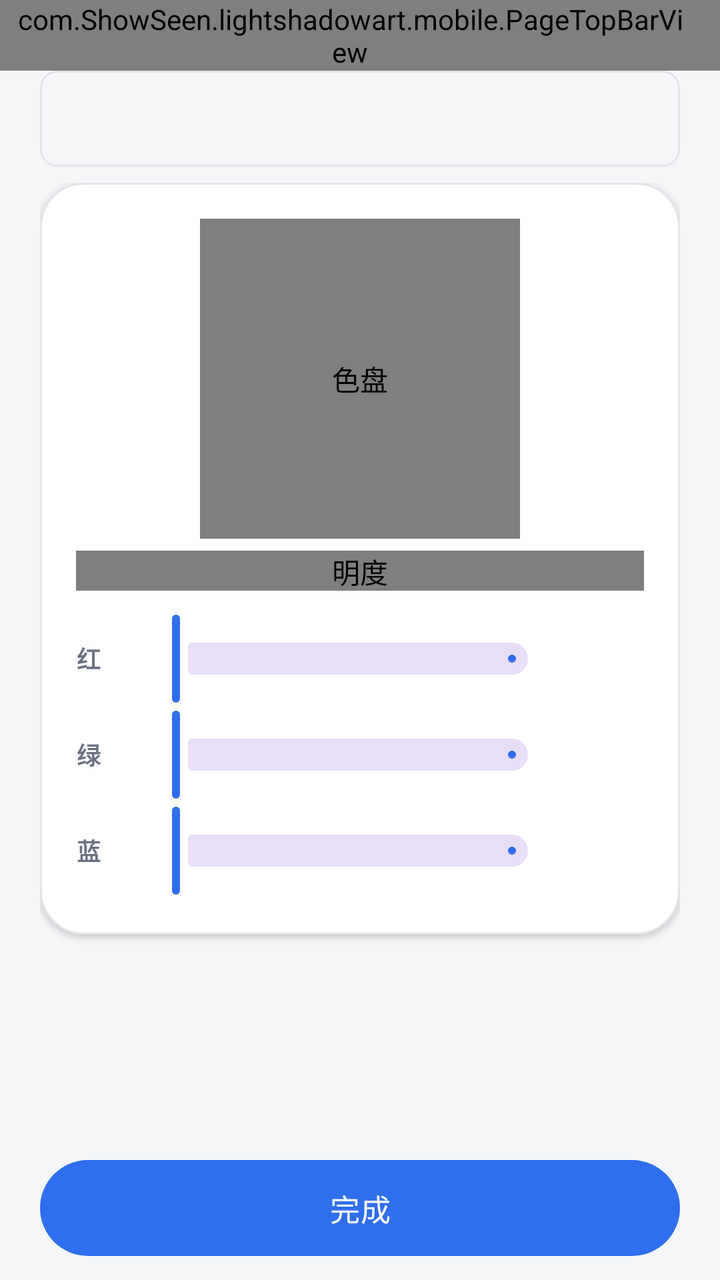
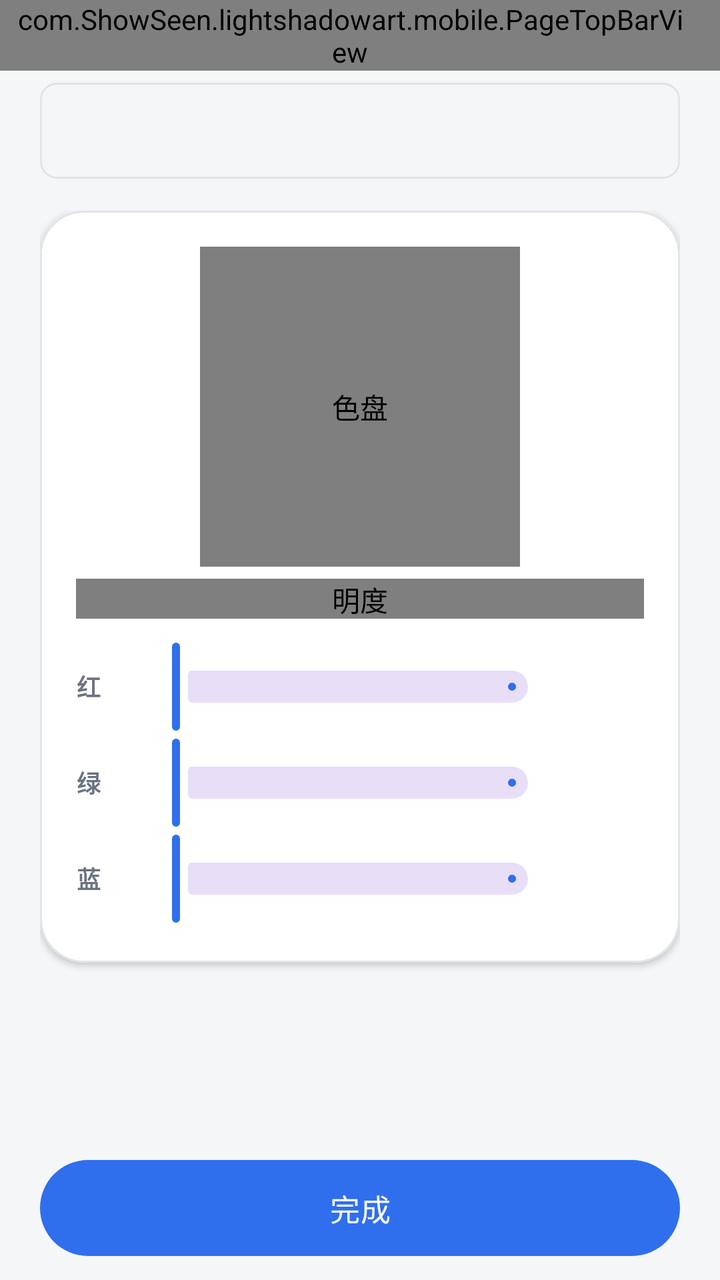

The first picture is an Android layout as it rendered before a commit; the second is the same layout after the commit. The layout source and the unified diff follow.
<!-- AndroidManifest.xml: application theme Theme.LightShadowArtPhone -->
<!-- res/layout/activity_line_color.xml -->
<?xml version="1.0" encoding="utf-8"?>
<LinearLayout xmlns:android="http://schemas.android.com/apk/res/android"
    xmlns:app="http://schemas.android.com/apk/res-auto"
    android:layout_width="match_parent"
    android:layout_height="match_parent"
    android:background="@color/app_bg"
    android:orientation="vertical">

    <com.ShowSeen.lightshadowart.mobile.PageTopBarView
        android:id="@+id/color_top_bar"
        android:layout_width="match_parent"
        android:layout_height="wrap_content"
        android:paddingStart="8dp"
        android:paddingEnd="@dimen/card_padding" />

    
    <View
        android:id="@+id/view_color_preview"
        android:layout_width="match_parent"
        android:layout_height="48dp"
        android:layout_marginStart="@dimen/page_horizontal_padding"
        android:layout_marginEnd="@dimen/page_horizontal_padding"
        android:background="@drawable/bg_media_placeholder"
        android:contentDescription="@string/color_preview_desc" />

    <ScrollView
        android:layout_width="match_parent"
        android:layout_height="0dp"
        android:layout_weight="1"
        android:clipToPadding="false"
        android:fillViewport="true">

        <LinearLayout
            android:layout_width="match_parent"
            android:layout_height="wrap_content"
            android:orientation="vertical"
            android:paddingStart="@dimen/page_horizontal_padding"
            android:paddingTop="8dp"
            android:paddingEnd="@dimen/page_horizontal_padding"
            android:paddingBottom="8dp">

            <com.google.android.material.card.MaterialCardView
                style="@style/SurfaceCard"
                android:layout_width="match_parent"
                android:layout_height="wrap_content">

                <LinearLayout
                    android:layout_width="match_parent"
                    android:layout_height="wrap_content"
                    android:orientation="vertical"
                    android:padding="@dimen/card_padding">

                    <com.ShowSeen.lightshadowart.mobile.ColorWheelView
                        android:id="@+id/view_color_wheel"
                        android:layout_width="160dp"
                        android:layout_height="160dp"
                        android:layout_gravity="center_horizontal"
                        android:contentDescription="@string/color_wheel" />

                    <com.ShowSeen.lightshadowart.mobile.ValueBarView
                        android:id="@+id/view_color_brightness"
                        android:layout_width="match_parent"
                        android:layout_height="20dp"
                        android:layout_marginTop="6dp"
                        android:contentDescription="@string/color_brightness" />

                    
                    <LinearLayout
                        android:layout_width="match_parent"
                        android:layout_height="wrap_content"
                        android:layout_marginTop="@dimen/item_gap"
                        android:gravity="center_vertical"
                        android:minHeight="40dp"
                        android:orientation="horizontal">

                        <TextView
                            style="@style/Text.Label"
                            android:layout_width="28dp"
                            android:layout_height="wrap_content"
                            android:text="@string/color_red" />

                        <com.google.android.material.slider.Slider
                            android:id="@+id/slider_color_red"
                            android:layout_width="0dp"
                            android:layout_height="wrap_content"
                            android:layout_weight="1"
                            android:stepSize="1"
                            android:valueFrom="0"
                            android:valueTo="255"
                            app:tickVisible="false" />

                        <TextView
                            android:id="@+id/tv_color_red"
                            style="@style/Text.Hint"
                            android:layout_width="44dp"
                            android:layout_height="wrap_content"
                            android:gravity="end" />
                    </LinearLayout>

                    <LinearLayout
                        android:layout_width="match_parent"
                        android:layout_height="wrap_content"
                        android:gravity="center_vertical"
                        android:minHeight="40dp"
                        android:orientation="horizontal">

                        <TextView
                            style="@style/Text.Label"
                            android:layout_width="28dp"
                            android:layout_height="wrap_content"
                            android:text="@string/color_green" />

                        <com.google.android.material.slider.Slider
                            android:id="@+id/slider_color_green"
                            android:layout_width="0dp"
                            android:layout_height="wrap_content"
                            android:layout_weight="1"
                            android:stepSize="1"
                            android:valueFrom="0"
                            android:valueTo="255"
                            app:tickVisible="false" />

                        <TextView
                            android:id="@+id/tv_color_green"
                            style="@style/Text.Hint"
                            android:layout_width="44dp"
                            android:layout_height="wrap_content"
                            android:gravity="end" />
                    </LinearLayout>

                    <LinearLayout
                        android:layout_width="match_parent"
                        android:layout_height="wrap_content"
                        android:gravity="center_vertical"
                        android:minHeight="40dp"
                        android:orientation="horizontal">

                        <TextView
                            style="@style/Text.Label"
                            android:layout_width="28dp"
                            android:layout_height="wrap_content"
                            android:text="@string/color_blue" />

                        <com.google.android.material.slider.Slider
                            android:id="@+id/slider_color_blue"
                            android:layout_width="0dp"
                            android:layout_height="wrap_content"
                            android:layout_weight="1"
                            android:stepSize="1"
                            android:valueFrom="0"
                            android:valueTo="255"
                            app:tickVisible="false" />

                        <TextView
                            android:id="@+id/tv_color_blue"
                            style="@style/Text.Hint"
                            android:layout_width="44dp"
                            android:layout_height="wrap_content"
                            android:gravity="end" />
                    </LinearLayout>
                </LinearLayout>
            </com.google.android.material.card.MaterialCardView>

            <com.google.android.material.card.MaterialCardView
                android:id="@+id/card_color_recent"
                style="@style/SurfaceCard"
                android:layout_width="match_parent"
                android:layout_height="wrap_content"
                android:layout_marginTop="8dp"
                android:visibility="gone">

                <LinearLayout
                    android:layout_width="match_parent"
                    android:layout_height="wrap_content"
                    android:orientation="vertical"
                    android:padding="@dimen/card_padding">

                    <TextView
                        style="@style/Text.Label"
                        android:layout_width="match_parent"
                        android:layout_height="wrap_content"
                        android:text="@string/color_recent" />

                    <LinearLayout
                        android:id="@+id/container_color_recent"
                        android:layout_width="match_parent"
                        android:layout_height="wrap_content"
                        android:layout_marginTop="6dp"
                        android:orientation="horizontal" />
                </LinearLayout>
            </com.google.android.material.card.MaterialCardView>
        </LinearLayout>
    </ScrollView>

    <com.google.android.material.button.MaterialButton
        android:id="@+id/btn_color_done"
        style="@style/PillButton"
        android:layout_width="match_parent"
        android:layout_height="wrap_content"
        android:layout_marginStart="@dimen/page_horizontal_padding"
        android:layout_marginTop="8dp"
        android:layout_marginEnd="@dimen/page_horizontal_padding"
        android:layout_marginBottom="12dp"
        android:text="@string/color_done" />
</LinearLayout>
<!-- resources referenced by this layout -->
<resources>
  <color name="app_bg">#F5F6F8</color>
  <dimen name="card_padding">18dp</dimen>
  <dimen name="item_gap">10dp</dimen>
  <dimen name="page_horizontal_padding">20dp</dimen>
  <!-- drawable bg_media_placeholder (drawable) -->
  <?xml version="1.0" encoding="utf-8"?>
  <shape xmlns:android="http://schemas.android.com/apk/res/android"
      android:shape="rectangle">
      <solid android:color="@color/card_tint" />
      <stroke
          android:width="@dimen/divider_width"
          android:color="@color/divider_stroke" />
      <corners android:radius="@dimen/corner_image" />
  </shape>
  <string name="color_blue">蓝</string>
  <string name="color_brightness">明度</string>
  <string name="color_done">完成</string>
  <string name="color_green">绿</string>
  <string name="color_preview_desc">颜色预览</string>
  <string name="color_recent">最近使用</string>
  <string name="color_red">红</string>
  <string name="color_wheel">色盘</string>
  <style name="PillButton" parent="Widget.Material3.Button">
          <item name="android:minHeight">@dimen/touch_min_height</item>
          <item name="android:insetTop">0dp</item>
          <item name="android:insetBottom">0dp</item>
          <item name="android:textSize">@dimen/text_button</item>
          <item name="android:textAllCaps">false</item>
          <item name="android:letterSpacing">0.01</item>
          <item name="cornerRadius">@dimen/corner_pill</item>
          <item name="backgroundTint">@color/btn_pill_tint</item>
          <item name="android:textColor">@color/btn_pill_label</item>
      </style>
  <style name="SurfaceCard" parent="Widget.Material3.CardView.Elevated">
          <item name="cardBackgroundColor">@color/card_bg</item>
          <item name="cardCornerRadius">@dimen/corner_large</item>
          <item name="cardElevation">@dimen/card_elevation</item>
          <item name="strokeColor">@color/divider_stroke</item>
          <item name="strokeWidth">@dimen/divider_width</item>
      </style>
  <style name="Text.Hint" parent="">
          <item name="android:textColor">@color/text_secondary</item>
          <item name="android:textSize">@dimen/text_hint</item>
      </style>
  <style name="Text.Label" parent="">
          <item name="android:textColor">@color/text_secondary</item>
          <item name="android:textSize">@dimen/text_label</item>
          <item name="android:textStyle">bold</item>
          <item name="android:letterSpacing">0.06</item>
      </style>
  <color name="card_tint">#F5F6F8</color>
  <dimen name="divider_width">1dp</dimen>
  <color name="divider_stroke">#E2E4E8</color>
  <dimen name="corner_image">8dp</dimen>
  <dimen name="touch_min_height">48dp</dimen>
  <dimen name="text_button">15sp</dimen>
  <dimen name="corner_pill">28dp</dimen>
  <color name="card_bg">#FFFFFF</color>
  <dimen name="corner_large">22dp</dimen>
  <dimen name="card_elevation">2dp</dimen>
  <color name="text_secondary">#6B7280</color>
  <dimen name="text_hint">13sp</dimen>
  <dimen name="text_label">12sp</dimen>
  <color name="primary_blue">#2F6FED</color>
  <color name="on_primary">#FFFFFF</color>
  <color name="primary_soft">#E9EFFD</color>
  <color name="text_primary">#1A1C1E</color>
  <color name="status_destructive">#C0392B</color>
  <!-- unchanged entries left out for length: 1 -->
</resources>

<!-- the commit's change to res/layout/activity_line_color.xml (unified diff, before → after) -->
@@ -19,7 +19,9 @@
         android:layout_width="match_parent"
         android:layout_height="48dp"
         android:layout_marginStart="@dimen/page_horizontal_padding"
+        android:layout_marginTop="6dp"
         android:layout_marginEnd="@dimen/page_horizontal_padding"
+        android:layout_marginBottom="8dp"
         android:background="@drawable/bg_media_placeholder"
         android:contentDescription="@string/color_preview_desc" />
 
